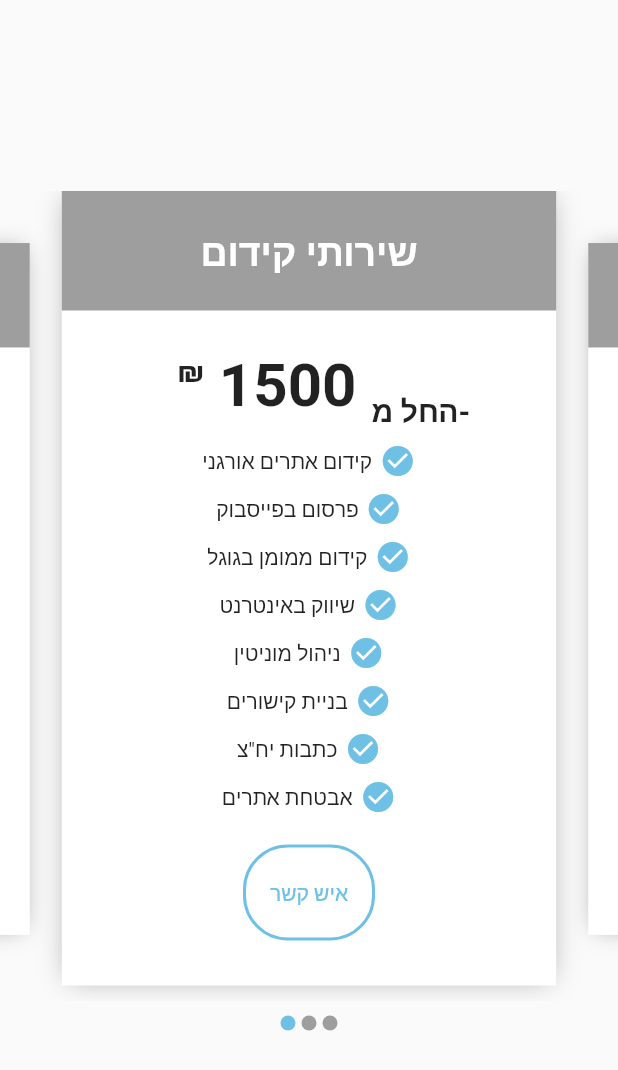
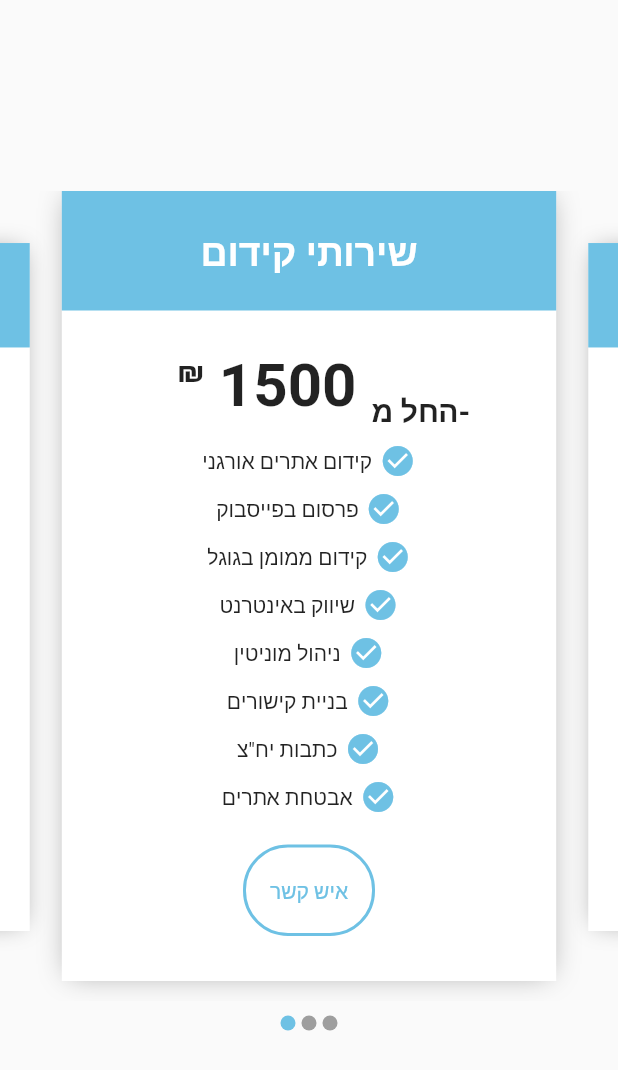
Before and after one commit to Bahaaib/BizztApp, a Flutter app: the screen it shows after launch, after a tap on the "people" icon, after a tap on the "attach money" icon, on a phone screen of 412 x 824 dp. Shown: the top 1070 px of the screen. Run offline on Flutter 3.47's test engine with Material 2 defaults, Android fonts, the phone set to English and light mode, and no system bars; drawn by our look-alikes of carousel_slider.

Commit message:
edit head color

```diff
--- a/lib/price_page/price_page_view.dart
+++ b/lib/price_page/price_page_view.dart
@@ -62,7 +62,7 @@ class PricePageView extends PricePageViewModel {
   Widget _buildListItems(BuildContext context, int position, double width) {
     return Center(
         child: Container(
-      margin: EdgeInsets.only(bottom: 10.0),
+      margin: EdgeInsets.only(bottom: 13.0),
       decoration: BoxDecoration(color: Colors.white, boxShadow: [
         BoxShadow(color: Colors.grey, blurRadius: 15.0, spreadRadius: -5.0)
       ]),
@@ -79,7 +79,7 @@ class PricePageView extends PricePageViewModel {
               ),
             ),
             height: 80.0,
-            decoration: BoxDecoration(color: Colors.grey),
+            decoration: BoxDecoration(color: Color(_primaryColor)),
           ),
           Container(
             child: Center(
```
